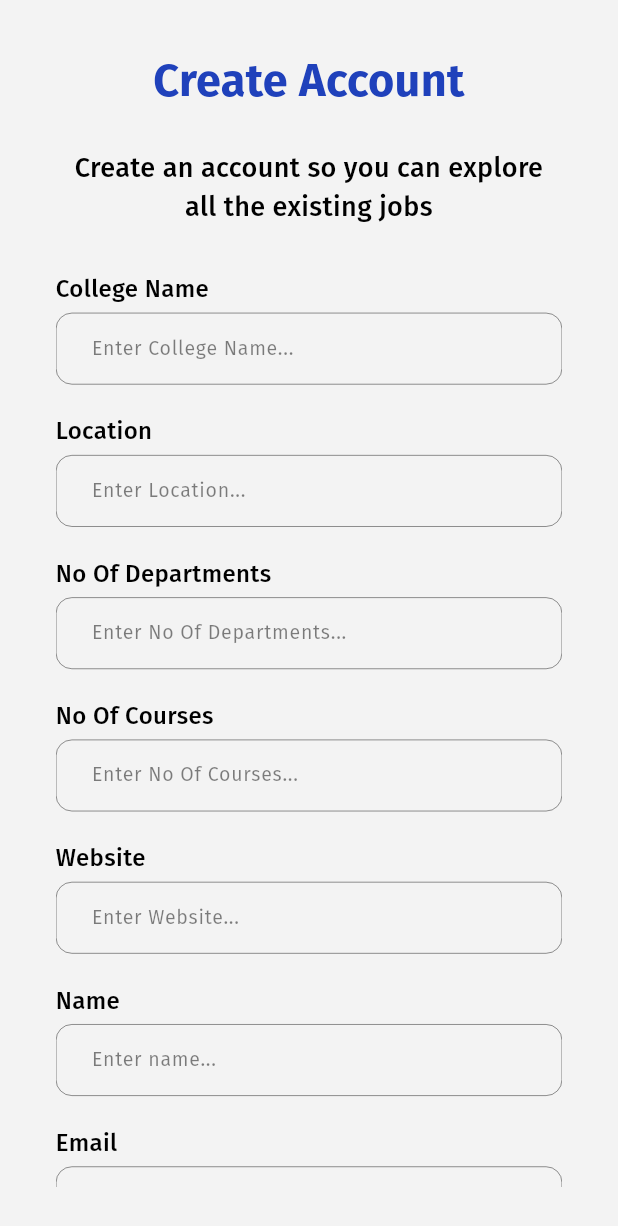
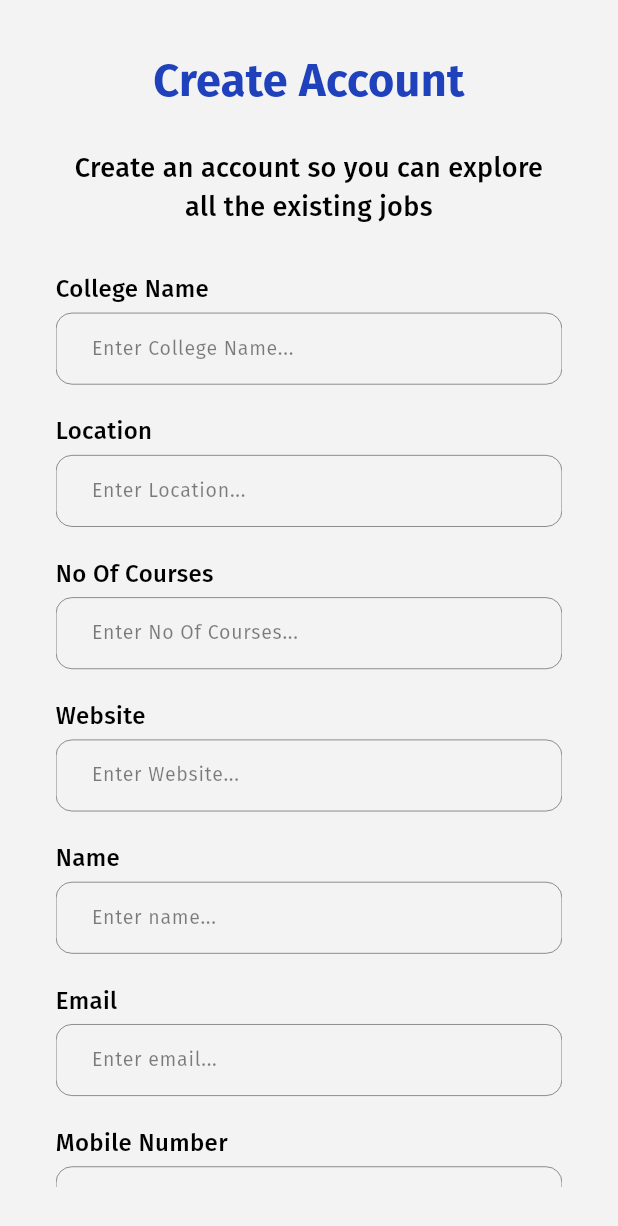
Before and after one commit to CodingSahil/present-unit, a Flutter app: the CollegeRegistrationView screen opened directly, on a phone screen of 412 x 824 dp. Shown: the top 1226 px of the screen. Run offline on Flutter 3.47's test engine with Material 3 defaults, Android fonts, the phone set to English and light mode, and no system bars; our stand-ins replace cloud_firestore, csv, email_validator, equatable, file_picker, firebase_core and 8 more; missing offline and left inert: syncfusion_flutter_pdfviewer; accounts and stored records are empty.

Commit message:
- minor changes

```diff
--- a/lib/controller/faculty/classes_with_attendance_controller.dart
+++ b/lib/controller/faculty/classes_with_attendance_controller.dart
@@ -121,6 +121,7 @@ class ClassesWithAttendanceController extends GetxController {
       newDocumentName: request.documentID,
       newMap: request.toJson(),
     );
+    await Future.delayed(const Duration(milliseconds: 500));
     submitLoader(false);
   }
 
--- a/lib/helper-widgets/text-field/labled_textform_field.dart
+++ b/lib/helper-widgets/text-field/labled_textform_field.dart
@@ -103,7 +103,7 @@ class _LabeledTextFormFieldState extends State<LabeledTextFormField> {
                     ]
                   : widget.textInputType == TextInputType.url
                       ? <TextInputFormatter>[
-                          NormalCaseTextFormatter(),
+                          AllLowerCaseCaseTextFormatter(),
                         ]
                       : <TextInputFormatter>[
                           UpperCaseTextFormatter(),
@@ -229,7 +229,6 @@ class _LabeledTextFormFieldState extends State<LabeledTextFormField> {
           borderRadius: BorderRadius.circular(
             Dimens.radius20,
           ),
-
           borderSide: BorderSide.none,
         ),
         errorBorder: OutlineInputBorder(
--- a/lib/helpers/get_new_id.dart
+++ b/lib/helpers/get_new_id.dart
@@ -2,3 +2,8 @@ num getNewID(List<num> listOfID) {
   listOfID.sort((a, b) => a.compareTo(b),);
   return listOfID.last + 1;
 }
+
+num getNewRollNumber(List<num> listOfID) {
+  listOfID.sort((a, b) => a.compareTo(b),);
+  return listOfID.last + 1;
+}
--- a/lib/view/college_registration.dart
+++ b/lib/view/college_registration.dart
@@ -48,7 +48,7 @@ class _CollegeRegistrationViewState extends State<CollegeRegistrationView> {
     passwordController = TextEditingController();
     mobileNumberController = TextEditingController();
     locationController = TextEditingController();
-    noOfDepartmentController = TextEditingController();
+    noOfDepartmentController = TextEditingController(text: '0');
     noOfCoursesController = TextEditingController();
     websiteController = TextEditingController();
 
@@ -67,8 +67,9 @@ class _CollegeRegistrationViewState extends State<CollegeRegistrationView> {
       passwordController.text.length >= 6 &&
       passwordRegex.hasMatch(passwordController.text) &&
       mobileNumberController.text.isNotEmpty &&
+      mobileNumberController.text.length == 10 &&
       locationController.text.isNotEmpty &&
-      noOfDepartmentController.text.isNotEmpty &&
+      // noOfDepartmentController.text.isNotEmpty &&
       noOfCoursesController.text.isNotEmpty &&
       websiteController.text.isNotEmpty;
 
@@ -157,30 +158,30 @@ class _CollegeRegistrationViewState extends State<CollegeRegistrationView> {
             SizedBox(height: Dimens.height36),
 
             /// no of dept text-form-field
-            Column(
-              crossAxisAlignment: CrossAxisAlignment.start,
-              children: [
-                AppTextTheme.textSize16(
-                  label: LabelStrings.noOfDepartments,
-                  color: AppColors.black,
-                ),
-                SizedBox(height: Dimens.height8),
-                LabeledTextFormField(
-                  hintText: LabelStrings.enterNoOfDepartments,
-                  controller: noOfDepartmentController,
-                  isError: clickOnSave && noOfDepartmentController.text.isEmpty,
-                  errorMessage: '${LabelStrings.noOfDepartments} ${LabelStrings.require}',
-                  textInputType: TextInputType.number,
-                  onChanged: (value) {
-                    setState(() {});
-                  },
-                  onFieldSubmitted: (value) {
-                    setState(() {});
-                  },
-                ),
-              ],
-            ),
-            SizedBox(height: Dimens.height36),
+            // Column(
+            //   crossAxisAlignment: CrossAxisAlignment.start,
+            //   children: [
+            //     AppTextTheme.textSize16(
+            //       label: LabelStrings.noOfDepartments,
+            //       color: AppColors.black,
+            //     ),
+            //     SizedBox(height: Dimens.height8),
+            //     LabeledTextFormField(
+            //       hintText: LabelStrings.enterNoOfDepartments,
+            //       controller: noOfDepartmentController,
+            //       isError: clickOnSave && noOfDepartmentController.text.isEmpty,
+            //       errorMessage: '${LabelStrings.noOfDepartments} ${LabelStrings.require}',
+            //       textInputType: TextInputType.number,
+            //       onChanged: (value) {
+            //         setState(() {});
+            //       },
+            //       onFieldSubmitted: (value) {
+            //         setState(() {});
+            //       },
+            //     ),
+            //   ],
+            // ),
+            // SizedBox(height: Dimens.height36),
 
             /// no of dept text-form-field
             Column(
@@ -296,8 +297,8 @@ class _CollegeRegistrationViewState extends State<CollegeRegistrationView> {
                 LabeledTextFormField(
                   hintText: LabelStrings.enterMobileNumber,
                   controller: mobileNumberController,
-                  isError: clickOnSave && mobileNumberController.text.isEmpty,
-                  errorMessage: '${LabelStrings.mobileNumber} ${LabelStrings.require}',
+                  isError: clickOnSave && (mobileNumberController.text.isEmpty || mobileNumberController.text.length < 10),
+                  errorMessage: mobileNumberController.text.length < 10 ? 'Invalid Mobile Number' : '${LabelStrings.mobileNumber} ${LabelStrings.require}',
                   textInputType: TextInputType.phone,
                   onChanged: (value) {
                     setState(() {});
--- a/lib/view/faculty/classes/lecture_list_view.dart
+++ b/lib/view/faculty/classes/lecture_list_view.dart
@@ -364,6 +364,7 @@ class _ClassesWithAttendanceViewState extends State<ClassesWithAttendanceView> w
                   ),
                 ],
               ),
+              if (widget.userType == UserType.faculty) ...[
                 const SizedBox(),
                 Divider(
                   height: 1,
@@ -415,6 +416,7 @@ class _ClassesWithAttendanceViewState extends State<ClassesWithAttendanceView> w
                   ),
                 ),
                 SizedBox(height: Dimens.height8),
+              ],
             ],
           ),
         ),
```
Also changed, not shown: lib/helper-widgets/bottom-sheet/bottom_sheet.dart (+21 -2 lines), lib/view/admin/class-list/add_edit_class_list_view.dart (+20 -2 lines), lib/view/admin/dashboard/admin_dashboard_view.dart (+9 -0 lines), lib/view/faculty/assignment/add_edit_assignment/add_edit_assignment_view.dart (+18 -3 lines), lib/view/faculty/classes/add_edit_classes/add_edit_classes_with_attendance_view.dart (+44 -13 lines), 1 other file. Lines whose indentation alone changed are shown as unchanged.
